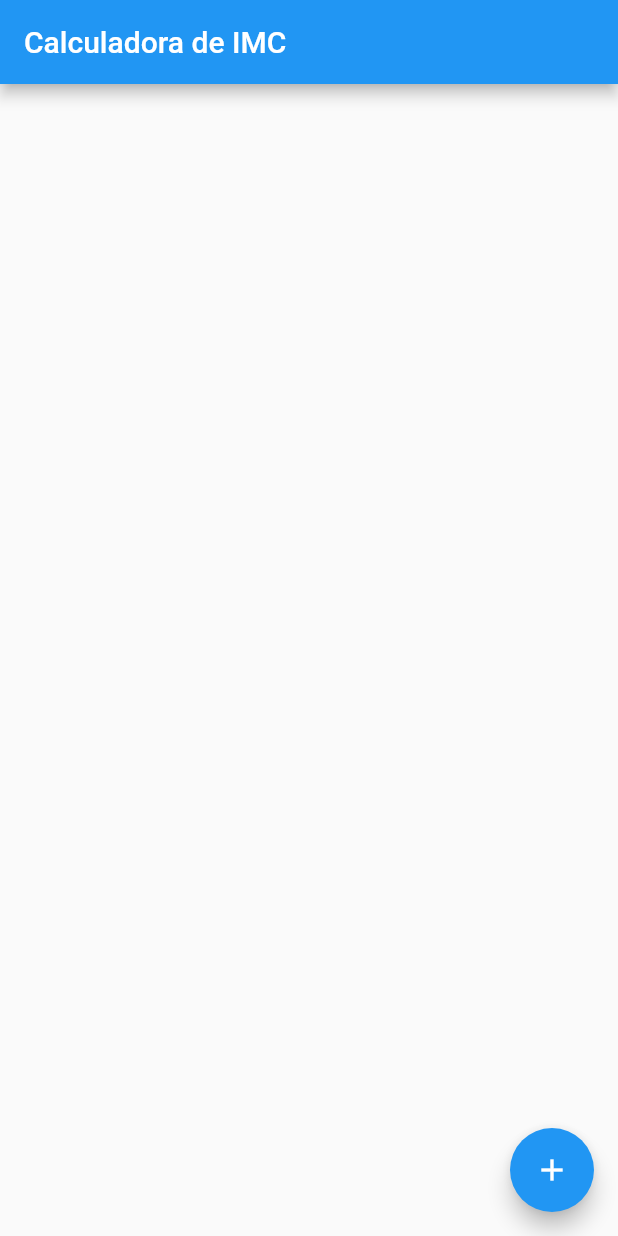
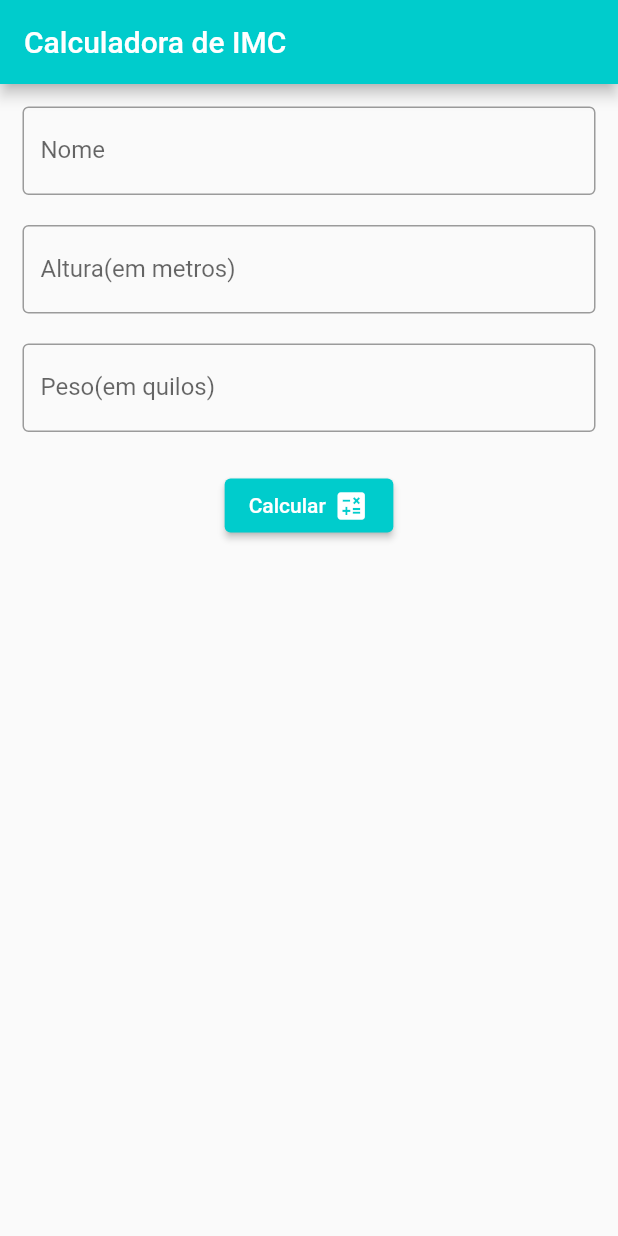
Before and after one commit to joaolvp/desafio_imc_bootcamp_flutter_dio_part_3, a Flutter app: the screen it shows after launch, on a phone screen of 412 x 824 dp. Run offline on Flutter 3.47's test engine with Material 2 defaults, Android fonts, the light colour scheme and no system bars; our stand-ins replace hive, shared_preferences; accounts and stored records are empty.

Commit message:
Últimos ajustes feitos

```diff
--- a/lib/view/home_page.dart
+++ b/lib/view/home_page.dart
@@ -1,62 +1,158 @@
+import 'dart:developer';
+import 'package:desafio_imc_bootcamp_flutter_dio_part_3/view_model/gerar_calculo_imc.dart';
 import 'package:flutter/material.dart';
 import 'package:hive/hive.dart';
+import 'package:shared_preferences/shared_preferences.dart';
 
 class HomePage extends StatefulWidget {
   const HomePage({super.key});
 
   @override
-  State<HomePage> createState() => _HomePageState();
+  State<HomePage> createState() => HomePageState();
 }
 
-class _HomePageState extends State<HomePage> {
+class HomePageState extends State<HomePage> {
   List<String> lista = [];
+  String? nome;
+  String? altura;
+  TextEditingController nomeController = TextEditingController();
+  TextEditingController pesoController = TextEditingController();
+  TextEditingController alturaController = TextEditingController();
+
   obterBox() async {
-    // Obtém a lista de dados
     final box = await Hive.openBox<String>('dados');
     lista = box.values.toList();
 
-    // Imprime a lista de dados
-    print('DADOS SÃO:');
-    print(lista);
+  }
+
+  buscarDados() async {
+    final SharedPreferences prefs = await SharedPreferences.getInstance();
+    nomeController.text = prefs.getString('nome') ?? '';
+    alturaController.text = prefs.getString('altura') ?? '';
   }
 
   @override
   void initState() {
-    // TODO: implement initState
     super.initState();
-    print('atualizou');
+    obterBox();
+
   }
-
-
 
   @override
   Widget build(BuildContext context) {
     return Scaffold(
       appBar: AppBar(
         title: const Text('Calculadora de IMC'),
+        backgroundColor: const Color(0xff00cccc),
       ),
       body: FutureBuilder(
-        future: obterBox(),
-        builder: (context, snapshot){
-          if (snapshot.connectionState == ConnectionState.done){
-            return ListView.builder(
-              itemCount: lista.length,
-              itemBuilder: (context, index){
-                return Center(
-                  child: Container(
-                      padding: const EdgeInsets.all(10),
-                      child: Text(lista[index], style: TextStyle(fontSize: 20, color: lista[index].split('=>')[1].toString().trim() == 'Saudável' ? Colors.green : Colors.red),)));
-              } );
-          }else{
-            return const Center(child: CircularProgressIndicator(),);
-          }
-      }),
-      floatingActionButton: FloatingActionButton(
-          child: const Icon(Icons.add),
-          onPressed: () {
-            Navigator.pushNamed(context, '/calcularimc');
+          future: buscarDados(),
+          builder: (context, snapshot) {
+            if (snapshot.connectionState == ConnectionState.done) {
+              return Container(
+                padding: const EdgeInsets.all(15),
+                child: Column(children: [
+                  TextFormField(
+                    controller: nomeController,
+                    keyboardType: TextInputType.name,
+                    decoration: const InputDecoration(
+                        label: Text('Nome'), border: OutlineInputBorder()),
+                  ),
+                  const SizedBox(
+                    height: 20,
+                  ),
+                  TextFormField(
+                    controller: alturaController,
+                    keyboardType: TextInputType.number,
+                    decoration: const InputDecoration(
+                        label: Text('Altura(em metros)'),
+                        border: OutlineInputBorder()),
+                  ),
+                  const SizedBox(
+                    height: 20,
+                  ),
+                  TextFormField(
+                    controller: pesoController,
+                    keyboardType: TextInputType.number,
+                    decoration: const InputDecoration(
+                        label: Text('Peso(em quilos)'),
+                        border: OutlineInputBorder()),
+                  ),
+                  const SizedBox(
+                    height: 25,
+                  ),
+                  Row(
+                    mainAxisAlignment: MainAxisAlignment.center,
+                    children: [
+                      ElevatedButton(
+                          onPressed: () async{
+                            try {
+                              await gerarCalculoIMC(
+                                  nomeController.text,
+                                  double.parse(
+                                      pesoController.text.replaceAll(',', '.')),
+                                  double.parse(alturaController.text
+                                      .replaceAll(',', '.')),
+                                  context);
+                              setState(() {
+                                obterBox();
+                              });
+                            } catch (error) {
+                              ScaffoldMessenger.of(context)
+                                  .showSnackBar(const SnackBar(
+                                content: Text(
+                                    'Insira formatos de peso e altura válidos'),
+                                backgroundColor: Colors.red,
+                              ));
+                              return log('$error');
+                            }
+                          },
+                          style: const ButtonStyle(backgroundColor: MaterialStatePropertyAll(Color(0xff00cccc))),
+                          child: const Row(
+                            children: [
+                              Text('Calcular'),
+                              SizedBox(
+                                width: 5,
+                              ),
+                              Icon(Icons.calculate)
+                            ],
+                          ),
+                          ),
+                    ],
+                  ),
+                  const SizedBox(
+                    height: 15,
+                  ),
+                  Expanded(
+                    child: ListView.builder(
+                        itemCount: lista.length,
+                        itemBuilder: (context, index) {
+                          return Center(
+                              child: Container(
+                                decoration: BoxDecoration(border: Border.all(width: 1, color: const Color(0xff00cccc))),
+                                  padding: const EdgeInsets.all(10),
+                                  child: Text(
+                                    lista[index],
+                                    style: TextStyle(
+                                        fontSize: 20,
+                                        color: lista[index]
+                                                    .split('=>')[1]
+                                                    .toString()
+                                                    .trim() ==
+                                                'Saudável'
+                                            ? Colors.green
+                                            : Colors.red),
+                                  )));
+                        }),
+                  ),
+                ]),
+              );
+            } else {
+              return const Center(
+                child: CircularProgressIndicator(),
+              );
+            }
           }),
     );
   }
-
 }
```
Also changed, not shown: lib/main.dart (+2 -6 lines), lib/view/calcular_imc.dart (deleted, +0 -146 lines), pubspec.lock, 1 other file.
